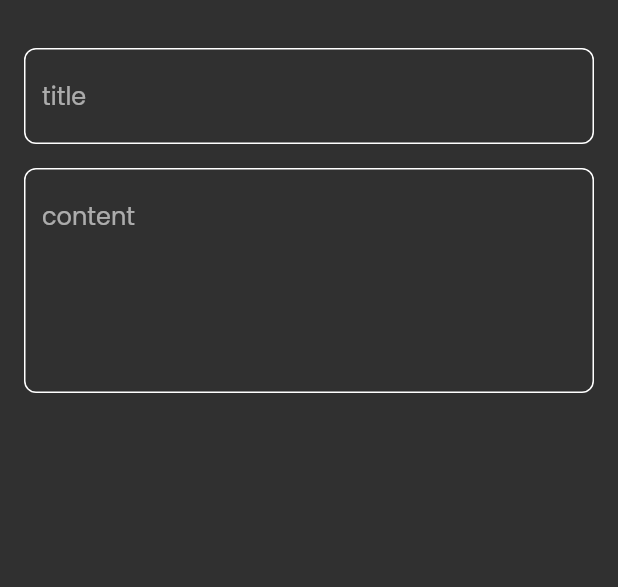
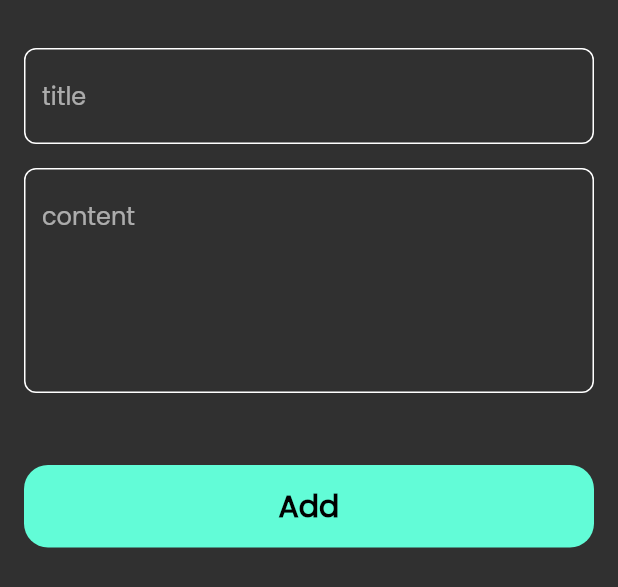
Before and after one commit to Mohamed-Aldakeshy/Notes_app, a Flutter app: the AddNoteButtonSheet widget shown alone on an empty page, opened directly, on a phone screen of 412 x 824 dp. Shown: the top 587 px of the screen. Run offline on Flutter 3.47's test engine with Material 2 defaults, Android fonts, the phone set to English and light mode, and no system bars.

Commit message:
Finish Notes Button Sheet

```diff
--- a/lib/views/Widgets/add_note_button_sheet.dart
+++ b/lib/views/Widgets/add_note_button_sheet.dart
@@ -1,5 +1,7 @@
 import 'package:flutter/material.dart';
 import 'package:notes_app/views/Widgets/text_field.dart';
+
+import 'custom_add_button.dart';
 
 class AddNoteButtonSheet extends StatelessWidget {
   const AddNoteButtonSheet({super.key});
@@ -8,6 +10,7 @@ class AddNoteButtonSheet extends StatelessWidget {
   Widget build(BuildContext context) {
     return Padding(
       padding: const EdgeInsets.symmetric(horizontal: 16),
+      child: SingleChildScrollView(
         child: Column(
           children: const [
             SizedBox(
@@ -23,7 +26,15 @@ class AddNoteButtonSheet extends StatelessWidget {
               hint: 'content',
               maxLines: 5,
             ),
+            SizedBox(
+              height: 48,
+            ),
+            CustomButton(),
+            SizedBox(
+              height: 24,
+            ),
           ],
+        ),
       ),
     );
   }
--- /dev/null
+++ b/lib/views/Widgets/custom_add_button.dart
@@ -0,0 +1,28 @@
+import 'package:flutter/material.dart';
+import 'package:notes_app/constants.dart';
+
+class CustomButton extends StatelessWidget {
+  const CustomButton({super.key});
+
+  @override
+  Widget build(BuildContext context) {
+    return Container(
+      width: MediaQuery.of(context).size.width,
+      height: 55,
+      decoration: BoxDecoration(
+        color: kPrimaryColor,
+        borderRadius: BorderRadius.circular(16),
+      ),
+      child: Center(
+        child: Text(
+          'Add',
+          style: TextStyle(
+            color: Colors.black,
+            fontSize: 20,
+            fontWeight: FontWeight.bold,
+          ),
+        ),
+      ),
+    );
+  }
+}
```
Lines whose indentation alone changed are shown as unchanged.
